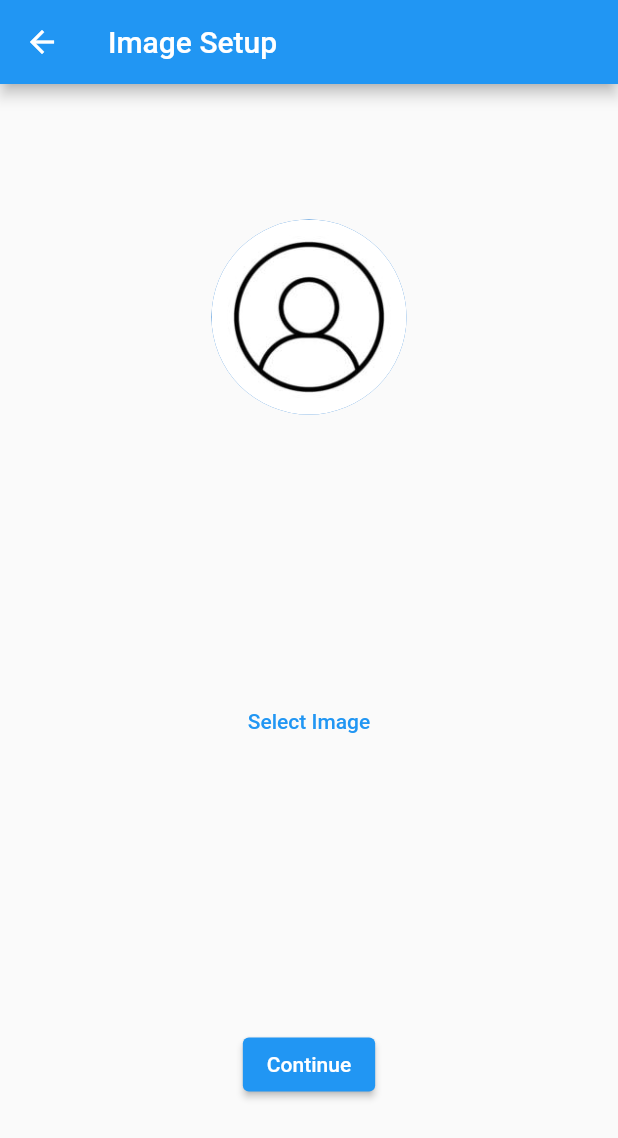
After one commit to VaibhavProject-1/RailPas, a Flutter app: the ImageSetup screen opened directly, after a tap on "Select Image", on a phone screen of 412 x 824 dp. The commit adds this screen. Shown: the top 1138 px of the screen. Run offline on Flutter 3.47's test engine with Material 2 defaults, Android fonts, the phone set to English and light mode, and no system bars; our stand-ins replace another_flushbar, cloud_firestore, firebase_auth, firebase_core, firebase_storage, image_picker; accounts and stored records are empty.

Commit message:
Added profile image upload
This project simply signs a user in and allows them to upload a profile picture

```diff
--- a/attsys/analysis_options.yaml
+++ b/attsys/analysis_options.yaml
@@ -8,6 +8,10 @@
 # The following line activates a set of recommended lints for Flutter apps,
 # packages, and plugins designed to encourage good coding practices.
 include: package:flutter_lints/flutter.yaml
+
+analyzer:
+  enable-experiment:
+    - records
 
 linter:
   # The lint rules applied to this project can be customized in the
--- a/attsys/lib/constants.dart
+++ b/attsys/lib/constants.dart
@@ -1,3 +1,4 @@
+import 'package:cloud_firestore/cloud_firestore.dart';
 import 'package:flutter/material.dart';
 import 'package:another_flushbar/flushbar.dart';
 import 'package:firebase_auth/firebase_auth.dart';
@@ -9,6 +10,7 @@ bool isWeb=false;
 bool isMobile=true;
 
 FirebaseAuth firebaseAuth= FirebaseAuth.instance;
+FirebaseFirestore firebaseFirestore= FirebaseFirestore.instance;
 
   void showFlushBar(BuildContext context, String topMessage, String bottomMessage)
   {
--- /dev/null
+++ b/attsys/lib/screens/image_setup.dart
@@ -0,0 +1,79 @@
+
+import "dart:typed_data";
+import "package:attsys/constants.dart";
+import "package:attsys/methods/storage_methods.dart";
+import "package:attsys/screens/home_screen.dart";
+import "package:flutter/services.dart";
+import "package:flutter/material.dart";
+import "package:image_picker/image_picker.dart";
+
+class ImageSetup extends StatefulWidget {
+  const ImageSetup({super.key});
+
+  @override
+  State<ImageSetup> createState() => _ImageSetupState();
+}
+
+class _ImageSetupState extends State<ImageSetup> {
+  Uint8List? _image;
+  String imgUrl = "";
+  getImage(ImageSource source)async
+  {
+    final ImagePicker _picker = ImagePicker();
+    XFile? xfile = await _picker.pickImage(source: source,imageQuality:85);
+    if(xfile != null)
+    {
+      return await xfile.readAsBytes();
+    }
+  }
+  void pickImage()async
+  {
+    final Uint8List tempImage = await getImage(ImageSource.gallery);
+    setState(() {
+      _image = tempImage;
+    });
+    showFlushBar(context, "Uploading", "Please Wait");
+    imgUrl = await StorageMethods().uploadImageToStorage(_image!);
+    showFlushBar(context, "Success", "Image has been uploaded Successfully");
+  }
+  @override
+  Widget build(BuildContext context) {
+    return Scaffold(
+      appBar: AppBar(title: const Text("Image Setup"),),
+      body: Center(
+        child: Column(
+          mainAxisAlignment: MainAxisAlignment.spaceAround,
+          // ignore: prefer_const_literals_to_create_immutables
+          children: [
+
+            // ignore: prefer_const_constructors
+            CircleAvatar(
+              radius: 65,
+              backgroundImage: _image==null?const AssetImage("assets/profile.jpg"):MemoryImage(_image!) as ImageProvider,
+            ),
+            TextButton(
+              onPressed: ()
+              {
+                pickImage();
+              },
+              child: const Text("Select Image"),
+
+              ),
+              ElevatedButton(
+                onPressed: (){
+                  moveToNextScreen();
+                 },
+              child: const Text("Continue")),
+              ]),
+      )
+        );
+
+
+
+  }
+  void moveToNextScreen()
+  {
+    StorageMethods().addImageToFirestore(imgUrl);
+    Navigator.of(context).pushReplacement(MaterialPageRoute(builder: (context)=> const HomeScreen()));
+  }
+}
```
Also changed, not shown: attsys/lib/methods/auth_methods.dart (+6 -1 lines), attsys/lib/methods/storage_methods.dart (added, +32 -0 lines), attsys/lib/screens/auth/signup_screen.dart (+4 -3 lines), attsys/lib/widgets/input_field.dart (+13 -0 lines), attsys/pubspec.yaml (+5 -3 lines), attsys/assets/profile.jpg (added), attsys/pubspec.lock, 1 other file.
